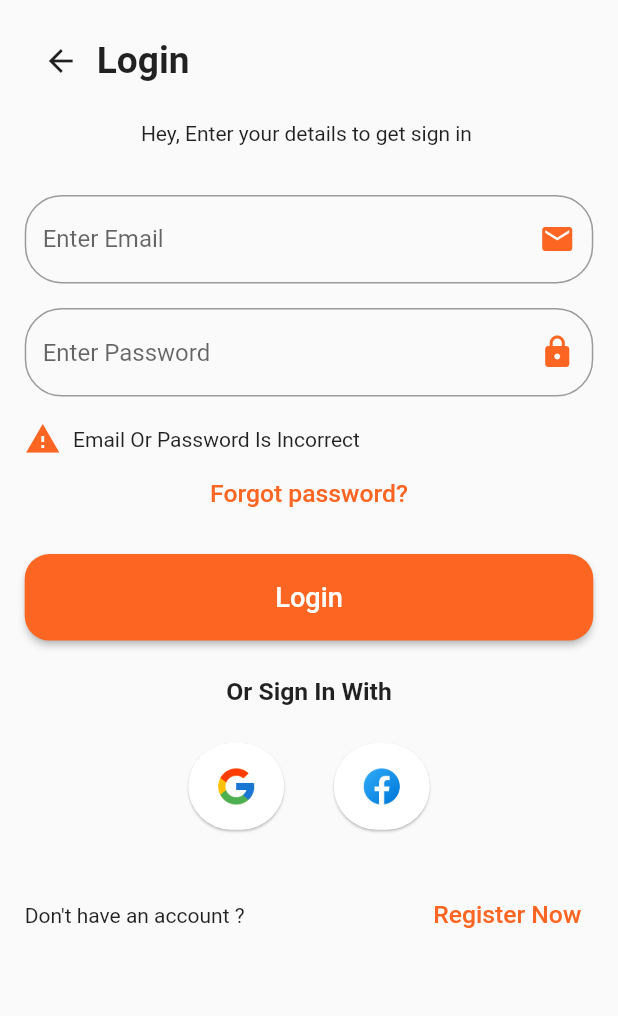
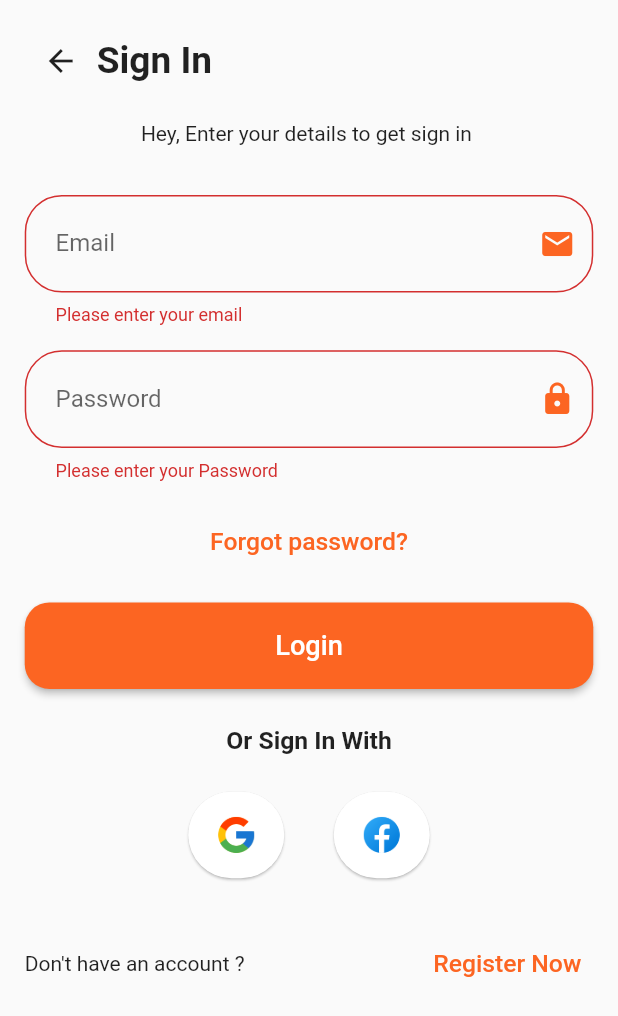
Before and after one commit to hashan8991/tour_drive_frontend, a Flutter app: the LogInScreen screen opened directly, after a tap on "Login", on a phone screen of 412 x 824 dp. Shown: the top 1016 px of the screen. Run offline on Flutter 3.47's test engine with Material 2 defaults, Android fonts, the light colour scheme and no system bars; our stand-ins replace device_preview.

Commit message:
update login screen

```diff
--- a/lib/screens/sign_in/login_screen.dart
+++ b/lib/screens/sign_in/login_screen.dart
@@ -1,16 +1,25 @@
 import "package:flutter/material.dart";
-//import 'package:tour_drive_frontend/size_config.dart';
 import 'package:tour_drive_frontend/constants.dart';
 import 'package:tour_drive_frontend/screens/forget_password/forget_password_screen.dart';
 import 'package:tour_drive_frontend/screens/loading/loading_screen.dart';
 import 'package:tour_drive_frontend/screens/sign_up/sign_up_screen.dart';
 import 'package:tour_drive_frontend/widgets/default_button.dart';
 import 'package:tour_drive_frontend/widgets/header.dart';
+//import 'package:tour_drive_frontend/size_config.dart';
 
-class LogInScreen extends StatelessWidget {
+class LogInScreen extends StatefulWidget {
+  const LogInScreen({super.key});
 
-  static String routeName = "/sign_in";
-  const LogInScreen({super.key});
+  @override
+  State<LogInScreen> createState() => _LogInScreenState();
+}
+
+class _LogInScreenState extends State<LogInScreen> {
+  late final String email,password;
+  final formKey = GlobalKey<FormState>();
+  final emailController = TextEditingController();
+  final passwordController = TextEditingController();
+  bool isLoading = false;
 
   @override
   Widget build(BuildContext context) {
@@ -26,43 +35,95 @@ class LogInScreen extends StatelessWidget {
             scrollDirection: Axis.vertical,
             child: Column(
               children: <Widget>[
-                Header(text: "Login", press: () {
+
+                Header(text: "Sign In", press: () {
                   Navigator.push(context, MaterialPageRoute(builder: (context) => const LoadingScreen()));
                 } ),
+
                 SizedBox(height: screenHeight * 0.02),
                 const Text("Hey, Enter your details to get sign in ",),
                 SizedBox(height: screenHeight * 0.04),
-                TextField(
-                  //controller: emailController,
+
+                Form(
+                  key: formKey,
+                  child: Column(
+                    children: [
+                      TextFormField(
+                        controller: emailController,
+                        onSaved: (name)  {
+                          email = name!;
+                        },
+                        validator: (value) {
+                          if (value!.isEmpty) {
+                            return 'Please enter your email';
+                          }
+                          if (!RegExp(r'^[\w-\.]+@([\w-]+\.)+[\w-]{2,4}$').hasMatch(value)) {
+                            return 'Please enter a valid email';
+                          }
+                          return null;
+                        },
                         keyboardType: TextInputType.emailAddress,
                         decoration: InputDecoration(
-                    hintText: 'Enter Email',
+                          labelText: "Email",
+                          floatingLabelStyle: const TextStyle(color: kPrimaryColor),
+                          contentPadding: EdgeInsets.symmetric(horizontal: screenWidth * 0.05, vertical: screenHeight * 0.028),
+                          hintText: 'Enter your email',
                           suffixIcon: const Icon(Icons.email, color: kPrimaryColor,),
                           border: OutlineInputBorder(
                             borderRadius: BorderRadius.circular(screenHeight * 0.03),
+                            borderSide: const BorderSide(color: kPrimaryColor),
                           ),
+                          focusedBorder: OutlineInputBorder(
+                            borderRadius: BorderRadius.circular(screenHeight * 0.03),
+                            borderSide: const BorderSide(color: kPrimaryColor),
+                          )
                         ),
                       ),
                       SizedBox(height: screenHeight * 0.02),
-                TextField(
-                  //controller: passwordController,
+                      TextFormField(
+                        controller: passwordController,
+                        onSaved: (value)  {
+                          password = value!;
+                        },
+                        validator: (value) {
+                          if (value!.isEmpty) {
+                            return 'Please enter your Password';
+                          }
+                          if ( value.length < 6) {
+                            return 'Please enter more than 6 characters';
+                          }
+                          return null;
+                        },
+                        keyboardType: TextInputType.visiblePassword,
                         obscureText: true,
                         decoration: InputDecoration(
-                    hintText: 'Enter Password',
-                    suffixIcon: const Icon(Icons.lock, color: kPrimaryColor),
+                          labelText: "Password",
+                          floatingLabelStyle: const TextStyle(color: kPrimaryColor),
+                          contentPadding: EdgeInsets.symmetric(horizontal: screenWidth * 0.05, vertical: screenHeight * 0.028),
+                          hintText: 'Enter your password',
+                          suffixIcon: const Icon(Icons.lock, color: kPrimaryColor,),
                           border: OutlineInputBorder(
                             borderRadius: BorderRadius.circular(screenHeight * 0.03),
+                            borderSide: const BorderSide(color: kPrimaryColor),
+                          ),
+                          focusedBorder: OutlineInputBorder(
+                            borderRadius: BorderRadius.circular(screenHeight * 0.03),
+                            borderSide: const BorderSide(color: kPrimaryColor),
+                          )
                         ),
                       ),
-                ),
-                SizedBox(height: screenHeight * 0.02),
-                Row(
-                  children: [
-                    const Icon(Icons.warning, color: kPrimaryColor,),
-                    SizedBox(width: screenWidth * 0.02,),
-                    const Text("Email Or Password Is Incorrect", ),
                     ],
                   ),
+                ),
+
+                SizedBox(height: screenHeight * 0.02),
+                // Row(
+                //   children: [
+                //     const Icon(Icons.warning, color: kPrimaryColor,),
+                //     SizedBox(width: screenWidth * 0.02,),
+                //     const Text("Email Or Password Is Incorrect", ),
+                //   ],
+                // ),
                 TextButton(
                   onPressed: () {
                     Navigator.push(context, MaterialPageRoute(builder: (context) => const ForgetPasswordScreen()));
@@ -79,9 +140,17 @@ class LogInScreen extends StatelessWidget {
                   ),
                 ),
                 SizedBox(height: screenHeight * 0.02),
-                DefaultButton( text: "Login", press: () {
 
-                },),
+                DefaultButton( text: "Login", press:  () {
+                  if (formKey.currentState!.validate()) {
+
+                  ScaffoldMessenger.of(context).showSnackBar(
+                    const SnackBar(content: Text('Login successfully'), backgroundColor: kPrimaryColor,),
+                  );
+                }
+                },
+                ),
+
                 SizedBox(height: screenHeight * 0.03),
                 Text("Or Sign In With", style: TextStyle(fontSize: screenHeight*0.02, fontWeight: FontWeight.bold),),
                 SizedBox(height: screenHeight * 0.03),
@@ -120,13 +189,11 @@ class LogInScreen extends StatelessWidget {
                     const Text("Don't have an account ?"),
                     TextButton(
                       onPressed: () {
-                        Navigator.push(context, MaterialPageRoute(builder: (context) =>  SignUpScreen()));
+                       Navigator.push(context, MaterialPageRoute(builder: (context) =>  const SignUpScreen()));
                       },
-
                       style: TextButton.styleFrom(
                         foregroundColor: kPrimaryColor,
                       ),
-
                       child: Text('Register Now',style: TextStyle(fontSize: screenHeight * 0.02,color: kPrimaryColor,),
                       ),
                     ),
```
Lines whose indentation alone changed are shown as unchanged.
